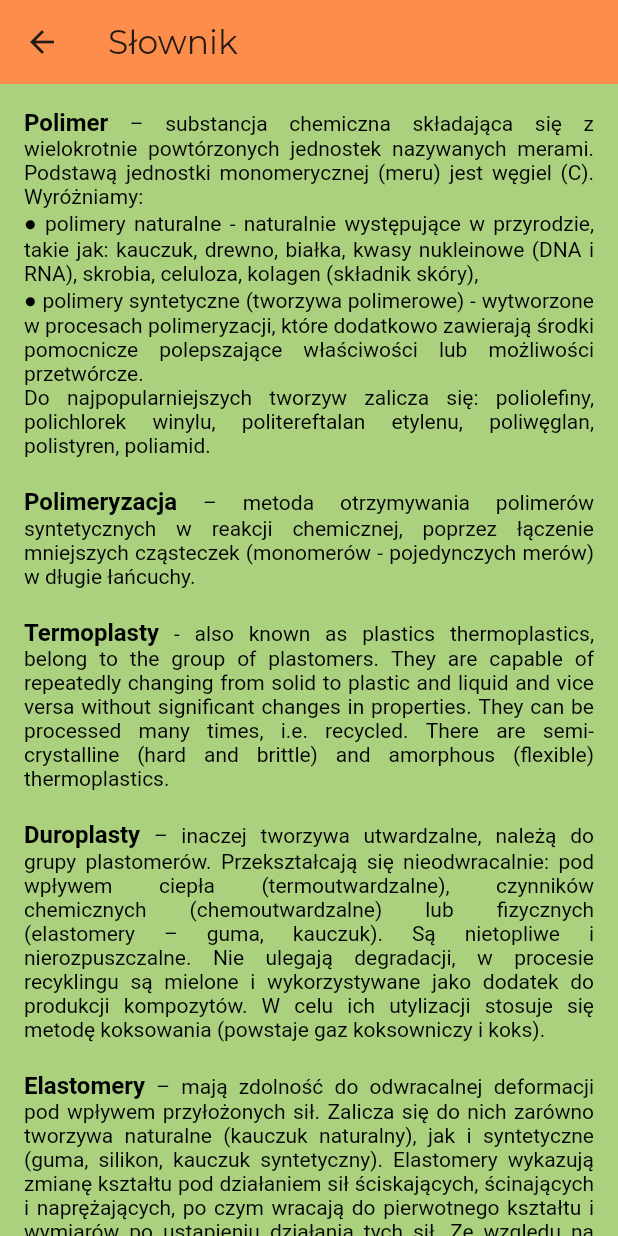
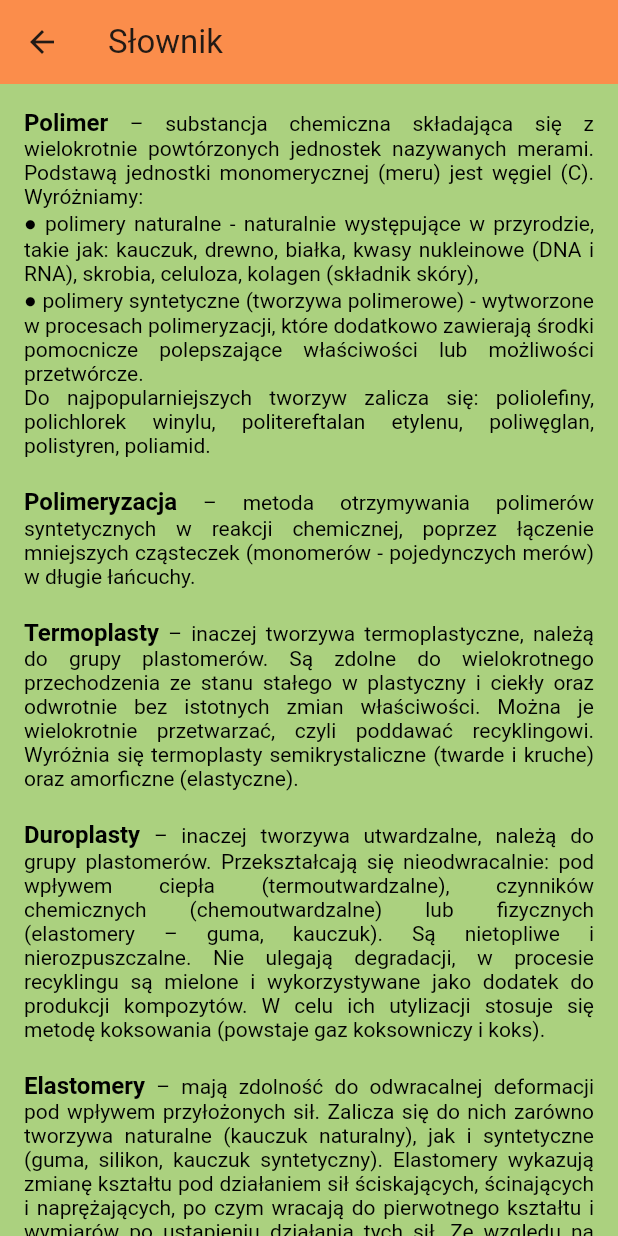
Before and after one commit to faczor/eco360, a Flutter app: the GlossaryScreen screen opened directly, on a phone screen of 412 x 824 dp. Run offline on Flutter 3.47's test engine with Material 3 defaults, Android fonts, the phone set to English and light mode, and no system bars; our stand-ins replace google_fonts.

Commit message:
Dodane zdjęcia. Uporzadkowane kolory. Zmiana grafiki z grą.

```diff
--- /dev/null
+++ b/lib/config.dart
@@ -0,0 +1,17 @@
+import 'package:flutter/material.dart';
+
+class AppConfig {
+  static Color get appBarText => Colors.black;
+  static Color get appBarBackground => const Color(0xFFFB8D4B);
+  static Color get appBarIcon => Colors.black;
+  static Color get blackText => Colors.black;
+  static Color get background => const Color(0xFFABD17F);
+  static Color get yellow => const Color(0xFFF7E601);
+  static Color get lightYellow => const Color(0xFFFDF696);
+  static Color get blue => const Color(0xFF07A9D8);
+  static Color get lightBlue => const Color(0xFF94DDF3);
+  static Color get green => const Color(0xFF07A827);
+  static Color get lightGreen => const Color(0xFF96CD86);
+  static Color get brown => const Color(0xFFA87657);
+  static Color get lightBrown => const Color(0xFFFDC795);
+}
--- a/lib/configuration/localization/app_localization_pl.dart
+++ b/lib/configuration/localization/app_localization_pl.dart
@@ -419,7 +419,7 @@ class AppLocalizationsPl extends AppLocalizations {
   String get glossary_thermoplastics_header => 'Termoplasty';
 
   @override
-  String get glossary_thermoplastics => ' - also known as plastics thermoplastics, belong to the group of plastomers. They are capable of repeatedly changing from solid to plastic and liquid and vice versa without significant changes in properties. They can be processed many times, i.e. recycled. There are semi-crystalline (hard and brittle) and amorphous (flexible) thermoplastics.';
+  String get glossary_thermoplastics => ' – inaczej tworzywa termoplastyczne, należą do grupy plastomerów. Są zdolne do wielokrotnego przechodzenia ze stanu stałego w plastyczny i ciekły oraz odwrotnie bez istotnych zmian właściwości. Można je wielokrotnie przetwarzać, czyli poddawać recyklingowi. Wyróżnia się termoplasty semikrystaliczne (twarde i kruche) oraz amorficzne (elastyczne).';
 
   @override
   String get glossary_duroplastics_header => 'Duroplasty';
@@ -449,7 +449,7 @@ class AppLocalizationsPl extends AppLocalizations {
   String get glossary_law => 'Oznakowania, symbole oraz nazwy zostały zaczerpnięte z Rozporządzenia Ministra Środowiska z dnia 3 września 2014 r. w sprawie wzorów oznakowania opakowań.';
 
   @override
-  String get authors_description => 'Aplikacja została opracowana w ramach działalności Koła Naukowego Inżynierii Polimerów CARBON działającego przy Katedrze Technologii i Przetwórtwa Tworzyw Polimerowych na Wydziale Mechanicznym Politechniki Lubelskiej. \n\n Autorami aplikacją są: \n  ● Joanna Tomasik, \n  ● Sebastian Druciak \n wraz z opiekunem koła naukowego: \n  ● dr inż. Anetą Tor-Świątek.';
+  String get authors_description => 'Aplikacja została opracowana w ramach działalności Koła Naukowego Inżynierii Polimerów CARBON działającego przy Katedrze Technologii i Przetwórstwa Tworzyw Polimerowych na Wydziale Mechanicznym Politechniki Lubelskiej. \n\n Autorami aplikacją są: \n  ● Joanna Tomasik, \n  ● Sebastian Druciak \n wraz z opiekunem koła naukowego: \n  ● dr inż. Anetą Tor-Świątek.';
 
   @override
   String get sm_invitation => 'Zapraszamy do odwiedzenia naszych mediów społecznościowych: ';
--- a/lib/configuration/localization/app_pl.arb
+++ b/lib/configuration/localization/app_pl.arb
@@ -162,6 +162,6 @@
   "glossary_recycling": " - jest procesem ponownego wykorzystania surowców i materiałów, czyli ich powrotu do ponownego obiegu. Proces ten jest złożony i wieloetapowy i obejmuje: zbiórkę i składowanie odpadów, identyfikację odpadów, rozdział i sortowanie rozdrabnianie mycie i suszenie ponowne przetwórstwo. Wyróżnia się 4 rodzaje recyklingu:  \n● recykling mechaniczny (inaczej materiałowy), w wyniku którego powstaje surowiec wtórny, czyli granulat do powtórnego przetwórstwa. \n● recykling surowcowy (inaczej chemiczny), polega na odzyskiwaniu surowców za pomocą reakcji chemicznych np. przetwarzanie opakowań na nowe wyroby z tworzyw.  \n● recykling organiczny stosowany w przypadku odpadów biodegradowalnych nazywany także kompostowaniem. Odpady te rozkładane są przez mikroorganizmy.  \n● recykling termiczny (inaczej energetyczny) polegający na otrzymywaniu energii ze spalania odpadów.",
   "glossary_law": "Oznakowania, symbole oraz nazwy zostały zaczerpnięte z Rozporządzenia Ministra Środowiska z dnia 3 września 2014 r. w sprawie wzorów oznakowania opakowań.",
 
-  "authors_description": "Aplikacja została opracowana w ramach działalności Koła Naukowego Inżynierii Polimerów CARBON działającego przy Katedrze Technologii i Przetwórtwa Tworzyw Polimerowych na Wydziale Mechanicznym Politechniki Lubelskiej. \n\n Autorami aplikacją są: \n  ● Joanna Tomasik, \n  ● Sebastian Druciak \n wraz z opiekunem koła naukowego: \n  ● dr inż. Anetą Tor-Świątek.",
+  "authors_description": "Aplikacja została opracowana w ramach działalności Koła Naukowego Inżynierii Polimerów CARBON działającego przy Katedrze Technologii i Przetwórstwa Tworzyw Polimerowych na Wydziale Mechanicznym Politechniki Lubelskiej. \n\n Autorami aplikacją są: \n  ● Joanna Tomasik, \n  ● Sebastian Druciak \n wraz z opiekunem koła naukowego: \n  ● dr inż. Anetą Tor-Świątek.",
   "sm_invitation": "Zapraszamy do odwiedzenia naszych mediów społecznościowych: "
   }
--- a/lib/model/symbol.dart
+++ b/lib/model/symbol.dart
@@ -12,6 +12,7 @@ class Symbol {
   final String? tooltips;
   final String assetPath;
   final SymbolCategory category;
+  final String? link;
 
   Symbol(
       this.id,
@@ -24,5 +25,7 @@ class Symbol {
       this.facts,
       this.tooltips,
       this.assetPath,
-      this.category);
+      this.category,
+      this.link
+      );
 }
--- a/lib/screen/glossary_screen.dart
+++ b/lib/screen/glossary_screen.dart
@@ -1,6 +1,6 @@
 import 'package:flutter/material.dart';
 import 'package:eco360/configuration/localization/app_localization.dart';
-import 'package:google_fonts/google_fonts.dart';
+import '../config.dart';
 
 
 class GlossaryScreen extends StatelessWidget {
@@ -9,11 +9,10 @@ class GlossaryScreen extends StatelessWidget {
   @override
   Widget build(BuildContext context) {
     return Scaffold(
-      backgroundColor: const Color.fromARGB(255, 171, 209, 127),
+      backgroundColor: AppConfig.background,
       appBar: AppBar(
-        title: Text(AppLocalizations.of(context)!.header_glossary,
-            style: GoogleFonts.montserrat()),
-        backgroundColor: const Color.fromARGB(255, 252, 141, 75),
+        title: Text(AppLocalizations.of(context)!.header_glossary,),
+        backgroundColor: AppConfig.appBarBackground,
       ),
       body: SingleChildScrollView(
         padding: const EdgeInsets.all(16.0),
--- a/lib/screen/home_screen.dart
+++ b/lib/screen/home_screen.dart
@@ -1,9 +1,9 @@
+import 'package:eco360/config.dart';
 import 'package:eco360/configuration/localization/app_localization.dart';
 import 'package:eco360/screen/authors_screen.dart';
 import 'package:eco360/screen/symbol/symbols_list_screen.dart';
 import 'package:eco360/screen/glossary_screen.dart';
 import 'package:flutter/material.dart';
-import 'package:google_fonts/google_fonts.dart';
 import 'package:url_launcher/url_launcher.dart';
 
 class HomeScreen extends StatelessWidget {
@@ -37,8 +37,8 @@ class HomeScreen extends StatelessWidget {
                 ),
               ),
             ),
-            title: Text(AppLocalizations.of(context)!.app_name, style: GoogleFonts.montserrat()),
-            backgroundColor: const Color.fromARGB(255, 252, 141, 75),
+            title: Text(AppLocalizations.of(context)!.app_name),
+            backgroundColor: AppConfig.appBarBackground,
           ),
           backgroundColor: Colors.transparent,
           body: SafeArea(
```
Also changed, not shown: lib/provider/symbol_provider.dart (+64 -32 lines), lib/screen/authors_screen.dart (+4 -4 lines), lib/screen/symbol/symbol_details_screen.dart (+81 -58 lines), lib/screen/symbol/symbols_list_screen.dart (+5 -7 lines), lib/screen/symbol/widget/search_textfield.dart (+6 -5 lines), lib/screen/symbol/widget/symbol_list.dart (+11 -10 lines), assets/images/home/game-en.png, assets/images/home/game.png.
